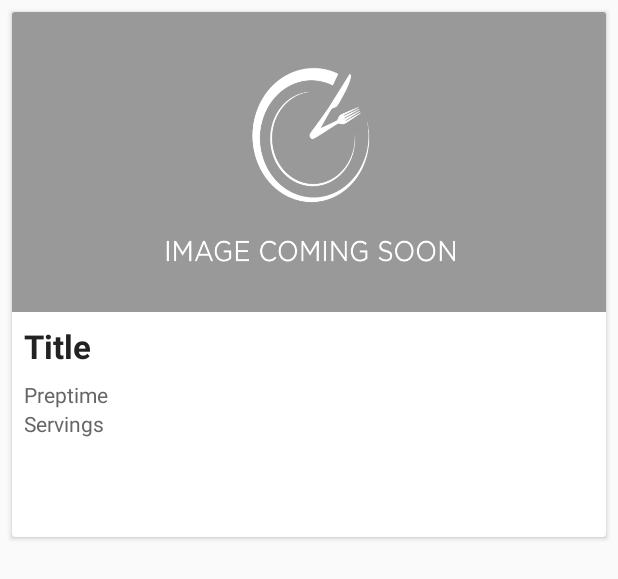
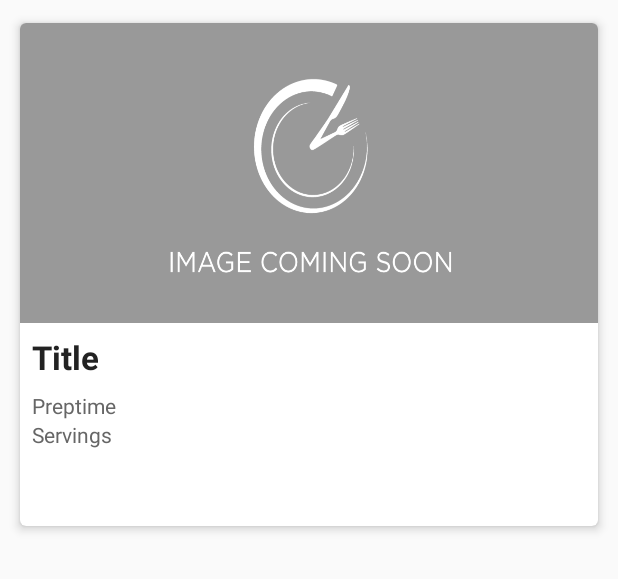
Before and after one commit to self-ignition/Mobile-Application, an Android app: the layout single_row.xml on its own in the app's theme, with its tools: preview values and no code run, on a phone screen of 412 x 824 dp. Shown: the top 579 px of the screen. Run offline under Robolectric (Android 15) with nearby library versions, the phone set to English and light mode, and no system bars; network calls fail.

Commit message:
Updated design for the search results

```diff
--- a/app/src/main/res/layout/single_row.xml
+++ b/app/src/main/res/layout/single_row.xml
@@ -1,11 +1,14 @@
 <android.support.v7.widget.CardView xmlns:android="http://schemas.android.com/apk/res/android"
     android:id="@+id/card_view"
+    xmlns:card_view="http://schemas.android.com/apk/res-auto"
     android:layout_width="match_parent"
     android:layout_height="350dp"
     android:layout_margin="8dp"
     android:clickable="true"
-    android:elevation="8dp"
-    android:foreground="?android:attr/selectableItemBackground">
+    android:foreground="?android:attr/selectableItemBackground"
+    card_view:cardCornerRadius="4dp"
+    card_view:cardElevation="4dp"
+    card_view:cardUseCompatPadding="true">
 
     <RelativeLayout
         android:layout_width="match_parent"
```
